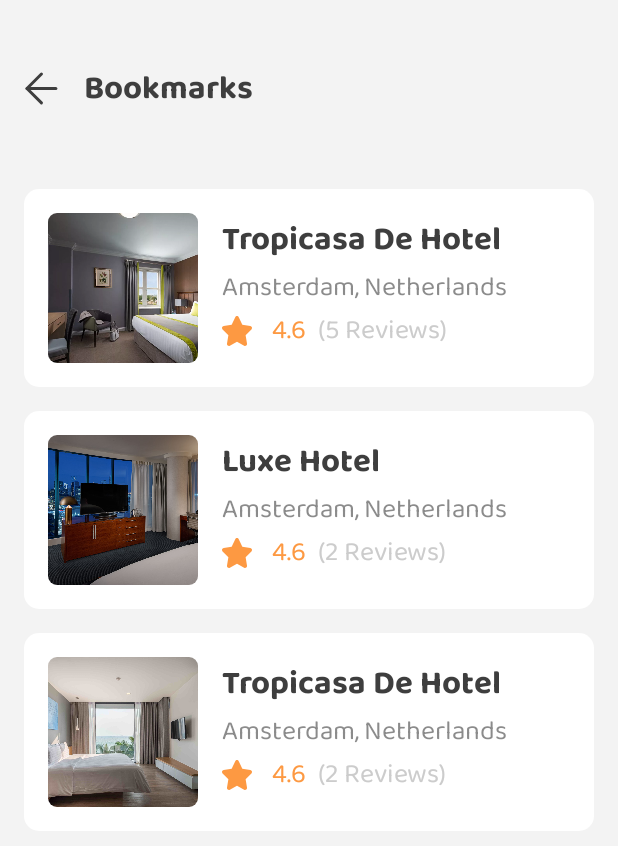
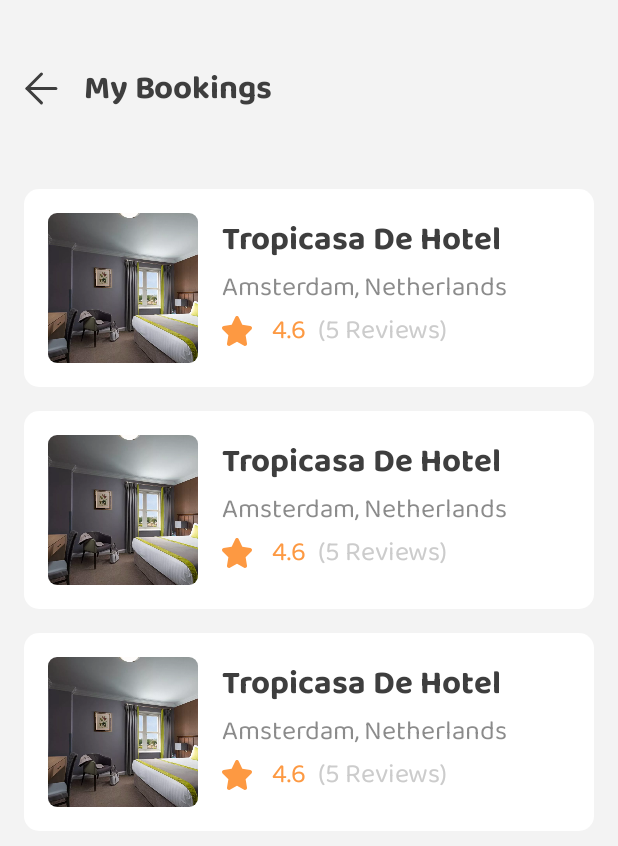
Before and after one commit to JunydDEV/android-hindara-booking-compose-app, an Android app built with Jetpack Compose: the AppMenuScreen screen opened through its navigation route, after a tap on "My Bookings", on a phone screen of 412 x 824 dp. Shown: the top 846 px of the screen. Run offline under Robolectric (Android 15) with nearby library versions, the light colour scheme and no system bars; our stand-ins replace Dagger/Hilt's generated code, constraintlayout-compose.

Commit message:
Implemented my bookings listing.

```diff
--- a/app/src/main/java/com/android/hindara/booking/app/HindaraAppNavHost.kt
+++ b/app/src/main/java/com/android/hindara/booking/app/HindaraAppNavHost.kt
@@ -5,12 +5,12 @@ import androidx.hilt.navigation.compose.hiltViewModel
 import androidx.navigation.NavHostController
 import androidx.navigation.compose.NavHost
 import com.android.hindara.booking.app.ui.appmenu.appMenuGraph
+import com.android.hindara.booking.app.ui.appmenu.mybookings.myBookingsGraph
 import com.android.hindara.booking.app.ui.authentication.authenticationGraph
-import com.android.hindara.booking.app.ui.bookmarks.bookmarksGraph
+import com.android.hindara.booking.app.ui.appmenu.mybookmarks.bookmarksGraph
 import com.android.hindara.booking.app.ui.description.moreDescriptionGraph
 import com.android.hindara.booking.app.ui.home.HomeViewModel
 import com.android.hindara.booking.app.ui.home.homeNavGraph
-import com.android.hindara.booking.app.ui.home.homeRoute
 import com.android.hindara.booking.app.ui.hoteldetails.hotelDetailsGraph
 import com.android.hindara.booking.app.ui.onboarding.onboardingGraph
 import com.android.hindara.booking.app.ui.onboarding.onboardingRoute
@@ -29,5 +29,6 @@ fun HindaraAppNavHost(navController: NavHostController) {
         moreDescriptionGraph(navController, homeViewModel)
         reviewsGraph(navController, homeViewModel)
         bookmarksGraph(navController)
+        myBookingsGraph(navController)
     }
 }
--- a/app/src/main/java/com/android/hindara/booking/app/ui/appmenu/AppMenuScreen.kt
+++ b/app/src/main/java/com/android/hindara/booking/app/ui/appmenu/AppMenuScreen.kt
@@ -21,7 +21,8 @@ import androidx.constraintlayout.compose.ConstraintLayout
 import androidx.hilt.navigation.compose.hiltViewModel
 import androidx.navigation.NavController
 import com.android.hindara.booking.app.R
-import com.android.hindara.booking.app.ui.bookmarks.bookmarksRoute
+import com.android.hindara.booking.app.ui.appmenu.mybookings.myBookingsRoute
+import com.android.hindara.booking.app.ui.appmenu.mybookmarks.bookmarksRoute
 import com.android.hindara.booking.app.ui.theme.DarkTextColor
 import com.android.hindara.booking.app.ui.theme.ScreenBackgroundColor
 import com.android.hindara.booking.app.ui.theme.SelectedContentContentColor
@@ -117,17 +118,17 @@ fun MenuItemsComposable(navController: NavController, viewModel: AppMenuViewMode
     Column {
         val items = viewModel.getMenuItems()
         MenuItemRow(navController, items[MenuList.BOOKMARKS], bookmarksRoute)
-        MenuItemRow(navController, items[MenuList.MY_BOOKINGS], bookmarksRoute)
-        MenuItemRow(navController, items[MenuList.SETTINGS], bookmarksRoute)
+        MenuItemRow(navController, items[MenuList.MY_BOOKINGS], myBookingsRoute)
+        MenuItemRow(navController, items[MenuList.SETTINGS])
         SpacerComposable()
         SpacerComposable()
-        MenuItemRow(navController, items[MenuList.HELP], bookmarksRoute)
-        MenuItemRow(navController, items[MenuList.LOGOUT], bookmarksRoute)
+        MenuItemRow(navController, items[MenuList.HELP])
+        MenuItemRow(navController, items[MenuList.LOGOUT])
     }
 }
 
 @Composable
-private fun MenuItemRow(navController: NavController, item: MenuItem, route: String) {
+private fun MenuItemRow(navController: NavController, item: MenuItem, route: String? = null) {
     val itemRowModifier = Modifier
         .fillMaxWidth()
         .height(dimensionResource(id = R.dimen.sectionSeparatorSize))
@@ -135,7 +136,9 @@ private fun MenuItemRow(navController: NavController, item: MenuItem, route: Str
 
     Row(
         modifier = itemRowModifier.clickable {
-            navController.navigate(route)
+            if (route != null) {
+                navController.navigate(route)
+            }
         },
         verticalAlignment = Alignment.CenterVertically
     ) {
--- /dev/null
+++ b/app/src/main/java/com/android/hindara/booking/app/ui/appmenu/mybookings/MyBookingNavGraph.kt
@@ -0,0 +1,13 @@
+package com.android.hindara.booking.app.ui.appmenu.mybookings
+
+import androidx.navigation.NavController
+import androidx.navigation.NavGraphBuilder
+import androidx.navigation.compose.composable
+
+const val myBookingsRoute = "my_bookings_route"
+
+fun NavGraphBuilder.myBookingsGraph(navController: NavController) {
+    composable(myBookingsRoute) {
+        MyBookingsScreen(navController = navController)
+    }
+}
--- a/app/src/main/java/com/android/hindara/booking/app/ui/bookmarks/BookmarksScreen.kt
+++ b/app/src/main/java/com/android/hindara/booking/app/ui/appmenu/mybookings/MyBookingsScreen.kt
@@ -1,11 +1,8 @@
-package com.android.hindara.booking.app.ui.bookmarks
+package com.android.hindara.booking.app.ui.appmenu.mybookings
 
-import androidx.compose.foundation.layout.Column
 import androidx.compose.foundation.layout.PaddingValues
 import androidx.compose.foundation.layout.padding
 import androidx.compose.foundation.lazy.LazyColumn
-import androidx.compose.foundation.rememberScrollState
-import androidx.compose.foundation.verticalScroll
 import androidx.compose.material.Scaffold
 import androidx.compose.runtime.Composable
 import androidx.compose.ui.Modifier
@@ -19,23 +16,22 @@ import com.android.hindara.booking.app.ui.hoteldetails.common.HotelShortHeader
 import com.android.hindara.booking.app.ui.theme.ScreenBackgroundColor
 
 @Composable
-fun BookmarksScreen(
-    viewModel: BookmarksViewModel = hiltViewModel(),
-    navController: NavController
-) {
+fun MyBookingsScreen(
+    viewModel: MyBookingsViewModel = hiltViewModel(),
+    navController: NavController) {
     Scaffold(
         backgroundColor = ScreenBackgroundColor,
         topBar = {
-            AppTopBar(navController, stringResource(id = R.string.menu_item_bookmarks))
+            AppTopBar(navController, stringResource(id = R.string.menu_item_my_bookings))
         }
     ) {
         LazyColumn(
             modifier = Modifier.padding(it),
             contentPadding = PaddingValues(dimensionResource(id = R.dimen.defaultSpacing))
         ){
-            val bookmarkList = viewModel.getBookmarkedHotelsList()
-            items(bookmarkList.size) { index ->
-                HotelShortHeader(hotel = bookmarkList[index])
+            val myBookingsList = viewModel.getMyBookings()
+            items(myBookingsList.size) { index ->
+                HotelShortHeader(hotel = myBookingsList[index].hotel)
             }
         }
     }
--- /dev/null
+++ b/app/src/main/java/com/android/hindara/booking/app/ui/appmenu/mybookings/MyBookingsViewModel.kt
@@ -0,0 +1,94 @@
+package com.android.hindara.booking.app.ui.appmenu.mybookings
+
+import androidx.lifecycle.ViewModel
+import com.android.hindara.booking.app.R
+import com.android.hindara.booking.app.ui.booking.PaymentMethod
+import com.android.hindara.booking.app.ui.home.Address
+import com.android.hindara.booking.app.ui.home.Hotel
+import com.android.hindara.booking.app.ui.home.Reviews
+import java.time.LocalDate
+import javax.inject.Inject
+
+class MyBookingsViewModel @Inject constructor() : ViewModel() {
+    fun getMyBookings(): List<MyBooking> {
+        val hotel = getHotel()
+        val firstBooking = MyBooking(
+            hotel = hotel,
+            checkInDate = LocalDate.now(),
+            checkOutDate = LocalDate.now().plusDays(5),
+            paymentMethod = PaymentMethod(R.drawable.ic_visa, R.string.visa, true)
+        )
+
+        val secondBooking = MyBooking(
+            hotel = hotel,
+            checkInDate = LocalDate.now(),
+            checkOutDate = LocalDate.now().plusDays(5),
+            paymentMethod = PaymentMethod(R.drawable.ic_visa, R.string.visa, true)
+        )
+
+        val thirdBooking = MyBooking(
+            hotel = hotel,
+            checkInDate = LocalDate.now(),
+            checkOutDate = LocalDate.now().plusDays(5),
+            paymentMethod = PaymentMethod(R.drawable.ic_visa, R.string.visa, true)
+        )
+
+        return listOf(firstBooking, secondBooking, thirdBooking)
+    }
+
+    private fun getHotel(): Hotel {
+        return Hotel(
+            name = "Tropicasa De Hotel",
+            image = R.drawable.ic_tropicasa_hotel,
+            address = Address(
+                latitude = 52.1326,
+                longitude = 5.2913,
+                locationTitle = "Amsterdam, Netherlands"
+            ),
+            rating = 4.6f,
+            tax = 10.0,
+            description = "Tropicasa De Hotel is high rated hotels with 1000+ reviews and we are always maintaning the quality for better rating and high attitude service for you",
+            pricePerNight = 125.0,
+            reviewsList = listOf(
+                Reviews(
+                    "Brad John",
+                    R.drawable.ic_profile_picture,
+                    4.5f,
+                    "The bed was nice and comfortable, the service was on point. Good job!"
+                ),
+                Reviews(
+                    "Kate Rose",
+                    R.drawable.ic_profile_picture,
+                    4.5f,
+                    "9/10 for me personally, no complain at all because it’s perfect. Thanks!"
+                ),
+                Reviews(
+                    "Kate Rose",
+                    R.drawable.ic_profile_picture,
+                    4.5f,
+                    "9/10 for me personally, no complain at all because it’s perfect. Thanks!"
+                ),
+                Reviews(
+                    "Kate Rose",
+                    R.drawable.ic_profile_picture,
+                    4.5f,
+                    "9/10 for me personally, no complain at all because it’s perfect. Thanks!"
+                ),
+                Reviews(
+                    "Kate Rose",
+                    R.drawable.ic_profile_picture,
+                    4.5f,
+                    "9/10 for me personally, no complain at all because it’s perfect. Thanks!"
+                ),
+            )
+
+        )
+    }
+}
+
+data class MyBooking(
+    val hotel: Hotel,
+    val checkInDate: LocalDate,
+    val checkOutDate: LocalDate,
+    val paymentMethod: PaymentMethod
+)
--- a/app/src/main/java/com/android/hindara/booking/app/ui/bookmarks/BookmarksNavGraph.kt
+++ b/app/src/main/java/com/android/hindara/booking/app/ui/appmenu/mybookmarks/BookmarksNavGraph.kt
@@ -1,6 +1,5 @@
-package com.android.hindara.booking.app.ui.bookmarks
+package com.android.hindara.booking.app.ui.appmenu.mybookmarks
 
-import androidx.compose.runtime.Composable
 import androidx.navigation.NavController
 import androidx.navigation.NavGraphBuilder
 import androidx.navigation.compose.composable
--- /dev/null
+++ b/app/src/main/java/com/android/hindara/booking/app/ui/appmenu/mybookmarks/BookmarksScreen.kt
@@ -0,0 +1,39 @@
+package com.android.hindara.booking.app.ui.appmenu.mybookmarks
+
+import androidx.compose.foundation.layout.PaddingValues
+import androidx.compose.foundation.layout.padding
+import androidx.compose.foundation.lazy.LazyColumn
+import androidx.compose.material.Scaffold
+import androidx.compose.runtime.Composable
+import androidx.compose.ui.Modifier
+import androidx.compose.ui.res.dimensionResource
+import androidx.compose.ui.res.stringResource
+import androidx.hilt.navigation.compose.hiltViewModel
+import androidx.navigation.NavController
+import com.android.hindara.booking.app.R
+import com.android.hindara.booking.app.ui.common.composables.AppTopBar
+import com.android.hindara.booking.app.ui.hoteldetails.common.HotelShortHeader
+import com.android.hindara.booking.app.ui.theme.ScreenBackgroundColor
+
+@Composable
+fun BookmarksScreen(
+    viewModel: BookmarksViewModel = hiltViewModel(),
+    navController: NavController
+) {
+    Scaffold(
+        backgroundColor = ScreenBackgroundColor,
+        topBar = {
+            AppTopBar(navController, stringResource(id = R.string.menu_item_bookmarks))
+        }
+    ) {
+        LazyColumn(
+            modifier = Modifier.padding(it),
+            contentPadding = PaddingValues(dimensionResource(id = R.dimen.defaultSpacing))
+        ){
+            val bookmarkList = viewModel.getBookmarkedHotelsList()
+            items(bookmarkList.size) { index ->
+                HotelShortHeader(hotel = bookmarkList[index])
+            }
+        }
+    }
+}
--- a/app/src/main/java/com/android/hindara/booking/app/ui/bookmarks/BookmarksViewModel.kt
+++ b/app/src/main/java/com/android/hindara/booking/app/ui/appmenu/mybookmarks/BookmarksViewModel.kt
@@ -1,4 +1,4 @@
-package com.android.hindara.booking.app.ui.bookmarks
+package com.android.hindara.booking.app.ui.appmenu.mybookmarks
 
 import androidx.lifecycle.ViewModel
 import com.android.hindara.booking.app.R
```
